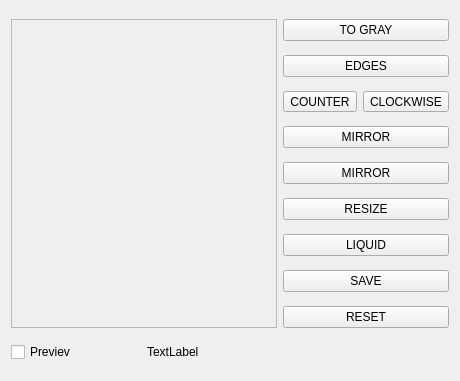
First picture: the form in image_editor.ui, repository VanillaBerry/skt-android, before the edit.
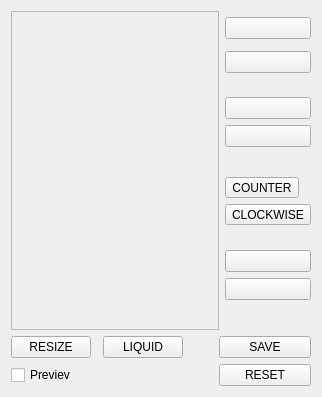
Second picture: the form after the edit. Icons and pictures are not drawn.

Patch:
```diff
--- a/image_editor.ui
+++ b/image_editor.ui
@@ -6,8 +6,8 @@
    <rect>
     <x>0</x>
     <y>0</y>
-    <width>460</width>
-    <height>381</height>
+    <width>322</width>
+    <height>397</height>
    </rect>
   </property>
   <property name="windowTitle">
@@ -18,7 +18,53 @@
     <normaloff>:/icons/icons/Crab.ico</normaloff>:/icons/icons/Crab.ico</iconset>
   </property>
   <layout class="QGridLayout" name="gridLayout">
-   <item row="0" column="0" rowspan="9" colspan="2">
+   <item row="19" column="7">
+    <spacer name="horizontalSpacer_2">
+     <property name="orientation">
+      <enum>Qt::Horizontal</enum>
+     </property>
+     <property name="sizeHint" stdset="0">
+      <size>
+       <width>40</width>
+       <height>20</height>
+      </size>
+     </property>
+    </spacer>
+   </item>
+   <item row="20" column="6" colspan="2">
+    <spacer name="horizontalSpacer">
+     <property name="orientation">
+      <enum>Qt::Horizontal</enum>
+     </property>
+     <property name="sizeHint" stdset="0">
+      <size>
+       <width>40</width>
+       <height>20</height>
+      </size>
+     </property>
+    </spacer>
+   </item>
+   <item row="11" column="9">
+    <spacer name="verticalSpacer">
+     <property name="orientation">
+      <enum>Qt::Vertical</enum>
+     </property>
+     <property name="sizeHint" stdset="0">
+      <size>
+       <width>20</width>
+       <height>40</height>
+      </size>
+     </property>
+    </spacer>
+   </item>
+   <item row="19" column="0" colspan="3">
+    <widget class="QPushButton" name="pushButton_resize">
+     <property name="text">
+      <string>RESIZE</string>
+     </property>
+    </widget>
+   </item>
+   <item row="0" column="0" rowspan="17" colspan="9">
     <widget class="QScrollArea" name="scrollArea_image">
      <property name="widgetResizable">
       <bool>true</bool>
@@ -28,31 +74,31 @@
        <rect>
         <x>0</x>
         <y>0</y>
-        <width>359</width>
-        <height>310</height>
+        <width>257</width>
+        <height>319</height>
        </rect>
       </property>
      </widget>
     </widget>
    </item>
-   <item row="0" column="2" colspan="2">
-    <widget class="QPushButton" name="pushButton_gray">
+   <item row="20" column="8" colspan="2">
+    <widget class="QPushButton" name="pushButton_reset">
      <property name="text">
-      <string>TO GRAY</string>
+      <string>RESET</string>
      </property>
     </widget>
    </item>
-   <item row="1" column="2" colspan="2">
-    <widget class="QPushButton" name="pushButton_edges">
+   <item row="20" column="0">
+    <widget class="QCheckBox" name="checkBox_prev">
      <property name="text">
-      <string>EDGES</string>
+      <string>Previev</string>
      </property>
     </widget>
    </item>
-   <item row="2" column="2">
-    <widget class="QToolButton" name="toolButton_counter">
+   <item row="12" column="9">
+    <widget class="QPushButton" name="pushButton_zoomIN">
      <property name="text">
-      <string>COUNTER</string>
+      <string/>
      </property>
      <property name="icon">
       <iconset resource="icons.qrc">
@@ -60,7 +106,25 @@
      </property>
     </widget>
    </item>
-   <item row="2" column="3">
+   <item row="13" column="9">
+    <widget class="QPushButton" name="pushButton_zoomOUT">
+     <property name="text">
+      <string/>
+     </property>
+     <property name="icon">
+      <iconset resource="icons.qrc">
+       <normaloff>:/icons/icons/magnifier--minus.ico</normaloff>:/icons/icons/magnifier--minus.ico</iconset>
+     </property>
+    </widget>
+   </item>
+   <item row="19" column="4" colspan="2">
+    <widget class="QPushButton" name="pushButton_liquid">
+     <property name="text">
+      <string>LIQUID</string>
+     </property>
+    </widget>
+   </item>
+   <item row="10" column="9">
     <widget class="QToolButton" name="toolButton_clockwise">
      <property name="text">
       <string>CLOCKWISE</string>
@@ -69,12 +133,68 @@
       <iconset resource="icons.qrc">
        <normaloff>:/icons/icons/clockwise.ico</normaloff>:/icons/icons/clockwise.ico</iconset>
      </property>
+     <property name="iconSize">
+      <size>
+       <width>32</width>
+       <height>16</height>
+      </size>
+     </property>
     </widget>
    </item>
-   <item row="3" column="2" colspan="2">
+   <item row="19" column="8" colspan="2">
+    <widget class="QPushButton" name="pushButton_save">
+     <property name="text">
+      <string>SAVE</string>
+     </property>
+    </widget>
+   </item>
+   <item row="9" column="9">
+    <widget class="QToolButton" name="toolButton_counter">
+     <property name="text">
+      <string>COUNTER</string>
+     </property>
+     <property name="icon">
+      <iconset resource="icons.qrc">
+       <normaloff>:/icons/icons/counter.ico</normaloff>:/icons/icons/counter.ico</iconset>
+     </property>
+     <property name="iconSize">
+      <size>
+       <width>32</width>
+       <height>16</height>
+      </size>
+     </property>
+    </widget>
+   </item>
+   <item row="8" column="9">
+    <spacer name="verticalSpacer_2">
+     <property name="orientation">
+      <enum>Qt::Vertical</enum>
+     </property>
+     <property name="sizeHint" stdset="0">
+      <size>
+       <width>20</width>
+       <height>40</height>
+      </size>
+     </property>
+    </spacer>
+   </item>
+   <item row="14" column="9">
+    <spacer name="verticalSpacer_3">
+     <property name="orientation">
+      <enum>Qt::Vertical</enum>
+     </property>
+     <property name="sizeHint" stdset="0">
+      <size>
+       <width>20</width>
+       <height>40</height>
+      </size>
+     </property>
+    </spacer>
+   </item>
+   <item row="1" column="9">
     <widget class="QPushButton" name="pushButton_hmirror">
      <property name="text">
-      <string>MIRROR</string>
+      <string/>
      </property>
      <property name="icon">
       <iconset resource="icons.qrc">
@@ -82,10 +202,10 @@
      </property>
     </widget>
    </item>
-   <item row="4" column="2" colspan="2">
+   <item row="3" column="9">
     <widget class="QPushButton" name="pushButton_vmirror">
      <property name="text">
-      <string>MIRROR</string>
+      <string/>
      </property>
      <property name="icon">
       <iconset resource="icons.qrc">
@@ -93,47 +213,40 @@
      </property>
     </widget>
    </item>
-   <item row="5" column="2" colspan="2">
-    <widget class="QPushButton" name="pushButton_resize">
+   <item row="5" column="9">
+    <widget class="QPushButton" name="pushButton_autoliq">
      <property name="text">
-      <string>RESIZE</string>
+      <string/>
      </property>
-    </widget>
-   </item>
-   <item row="6" column="2" colspan="2">
-    <widget class="QPushButton" name="pushButton_liquid">
-     <property name="text">
-      <string>LIQUID</string>
+     <property name="icon">
+      <iconset resource="icons.qrc">
+       <normaloff>:/icons/icons/_0020_Magic-Wand.ico</normaloff>:/icons/icons/_0020_Magic-Wand.ico</iconset>
      </property>
     </widget>
    </item>
-   <item row="7" column="2" colspan="2">
-    <widget class="QPushButton" name="pushButton_save">
+   <item row="6" column="9">
+    <widget class="QPushButton" name="pushButton_edges">
      <property name="text">
-      <string>SAVE</string>
+      <string/>
      </property>
-    </widget>
-   </item>
-   <item row="8" column="2" colspan="2">
-    <widget class="QPushButton" name="pushButton_reset">
-     <property name="text">
-      <string>RESET</string>
+     <property name="icon">
+      <iconset resource="icons.qrc">
+       <normaloff>:/icons/icons/Contrast.ico</normaloff>:/icons/icons/Contrast.ico</iconset>
      </property>
     </widget>
    </item>
-   <item row="9" column="0">
-    <widget class="QCheckBox" name="checkBox_prev">
-     <property name="text">
-      <string>Previev</string>
+   <item row="4" column="9">
+    <spacer name="verticalSpacer_4">
+     <property name="orientation">
+      <enum>Qt::Vertical</enum>
      </property>
-    </widget>
-   </item>
-   <item row="9" column="1">
-    <widget class="QLabel" name="label_size">
-     <property name="text">
-      <string>TextLabel</string>
+     <property name="sizeHint" stdset="0">
+      <size>
+       <width>20</width>
+       <height>40</height>
+      </size>
      </property>
-    </widget>
+    </spacer>
    </item>
   </layout>
  </widget>
```
Left out of the diff: 8 changed lines with no effect on the pictures.
